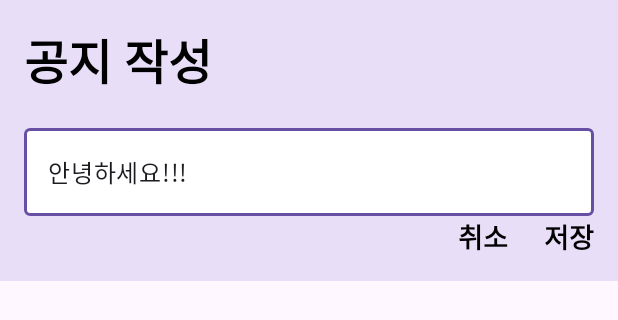
After one commit to boostcampwm2023/and08-meetmeet, an Android app: the layout dialog_notification_change.xml on its own in the app's theme, with its tools: preview values and no code run, on a phone screen of 412 x 824 dp. The commit adds this screen. Shown: the top 320 px of the screen. Run offline under Robolectric (Android 15) with nearby library versions, the phone set to English and light mode, and no system bars.

Commit message:
feat: 일정 공지 수정 다이얼로그 띄우기 (#16)

```diff
--- /dev/null
+++ b/android/app/src/main/res/drawable/ic_edit.xml
@@ -0,0 +1,5 @@
+<vector android:height="24dp" android:tint="#000000"
+    android:viewportHeight="24" android:viewportWidth="24"
+    android:width="24dp" xmlns:android="http://schemas.android.com/apk/res/android">
+    <path android:fillColor="@android:color/white" android:pathData="M3,17.25V21h3.75L17.81,9.94l-3.75,-3.75L3,17.25zM20.71,7.04c0.39,-0.39 0.39,-1.02 0,-1.41l-2.34,-2.34c-0.39,-0.39 -1.02,-0.39 -1.41,0l-1.83,1.83 3.75,3.75 1.83,-1.83z"/>
+</vector>
--- /dev/null
+++ b/android/app/src/main/res/layout/dialog_notification_change.xml
@@ -0,0 +1,74 @@
+<?xml version="1.0" encoding="utf-8"?>
+<layout xmlns:android="http://schemas.android.com/apk/res/android"
+    xmlns:app="http://schemas.android.com/apk/res-auto"
+    xmlns:tools="http://schemas.android.com/tools">
+
+    <data>
+
+    </data>
+
+    <androidx.constraintlayout.widget.ConstraintLayout
+        android:layout_width="match_parent"
+        android:layout_height="wrap_content"
+        android:background="@color/calendar_background_purple"
+        android:padding="16dp"
+        >
+
+        <TextView
+            android:id="@+id/dialog_notification_change_tv_title"
+            android:layout_width="wrap_content"
+            android:layout_height="wrap_content"
+            android:text="@string/notification_change_title"
+            style="@style/large.bold"
+            app:layout_constraintTop_toTopOf="parent"
+            app:layout_constraintStart_toStartOf="parent"
+            />
+
+        <com.google.android.material.textfield.TextInputLayout
+            android:id="@+id/dialog_notification_change_til_body"
+            android:layout_width="0dp"
+            android:layout_height="wrap_content"
+            app:layout_constraintTop_toBottomOf="@id/dialog_notification_change_tv_title"
+            app:layout_constraintStart_toStartOf="@id/dialog_notification_change_tv_title"
+            app:layout_constraintEnd_toEndOf="parent"
+            android:layout_marginVertical="16dp"
+            app:boxBackgroundColor="@color/white"
+            >
+
+            <com.google.android.material.textfield.TextInputEditText
+                android:id="@+id/dialog_notification_change_et_body"
+                android:layout_width="match_parent"
+                android:layout_height="wrap_content"
+                tools:text="안녕하세요!!!"
+                android:maxLines="4"
+                />
+
+        </com.google.android.material.textfield.TextInputLayout>
+
+        <TextView
+            android:id="@+id/dialog_notification_change_tv_cancel"
+            android:layout_width="wrap_content"
+            android:layout_height="wrap_content"
+            android:foreground="?attr/selectableItemBackgroundBorderless"
+            android:text="@string/dialog_notification_change_cancel"
+            app:layout_constraintTop_toTopOf="@id/dialog_notification_change_tv_save"
+            app:layout_constraintEnd_toStartOf="@id/dialog_notification_change_tv_save"
+            android:layout_marginEnd="24dp"
+            style="@style/medium.bold"
+            />
+
+        <TextView
+            android:id="@+id/dialog_notification_change_tv_save"
+            android:layout_width="wrap_content"
+            android:layout_height="wrap_content"
+            android:foreground="?attr/selectableItemBackgroundBorderless"
+            android:text="@string/dialog_notification_change_save"
+            app:layout_constraintBottom_toBottomOf="parent"
+            app:layout_constraintVertical_bias="0.9"
+            app:layout_constraintTop_toBottomOf="@id/dialog_notification_change_til_body"
+            app:layout_constraintEnd_toEndOf="@id/dialog_notification_change_til_body"
+            style="@style/medium.bold"
+            />
+
+    </androidx.constraintlayout.widget.ConstraintLayout>
+</layout>
--- a/android/app/src/main/res/values/strings.xml
+++ b/android/app/src/main/res/values/strings.xml
@@ -92,4 +92,7 @@
 
     <string name="common_none"> </string>
     <string name="event_story_description_loading_image">loading_image</string>
+    <string name="notification_change_title">공지 작성</string>
+    <string name="dialog_notification_change_cancel">취소</string>
+    <string name="dialog_notification_change_save">저장</string>
 </resources>
```
Also changed, not shown: android/app/src/main/java/com/teameetmeet/meetmeet/presentation/eventstory/NotificationChangeDialog.kt (added, +40 -0 lines), android/app/src/main/java/com/teameetmeet/meetmeet/presentation/eventstory/eventstory/EventStoryFragment.kt (+11 -0 lines), android/app/src/main/java/com/teameetmeet/meetmeet/util/DialogUtil.kt (added, +33 -0 lines), android/app/src/main/res/layout/fragment_event_story.xml (+12 -0 lines).
